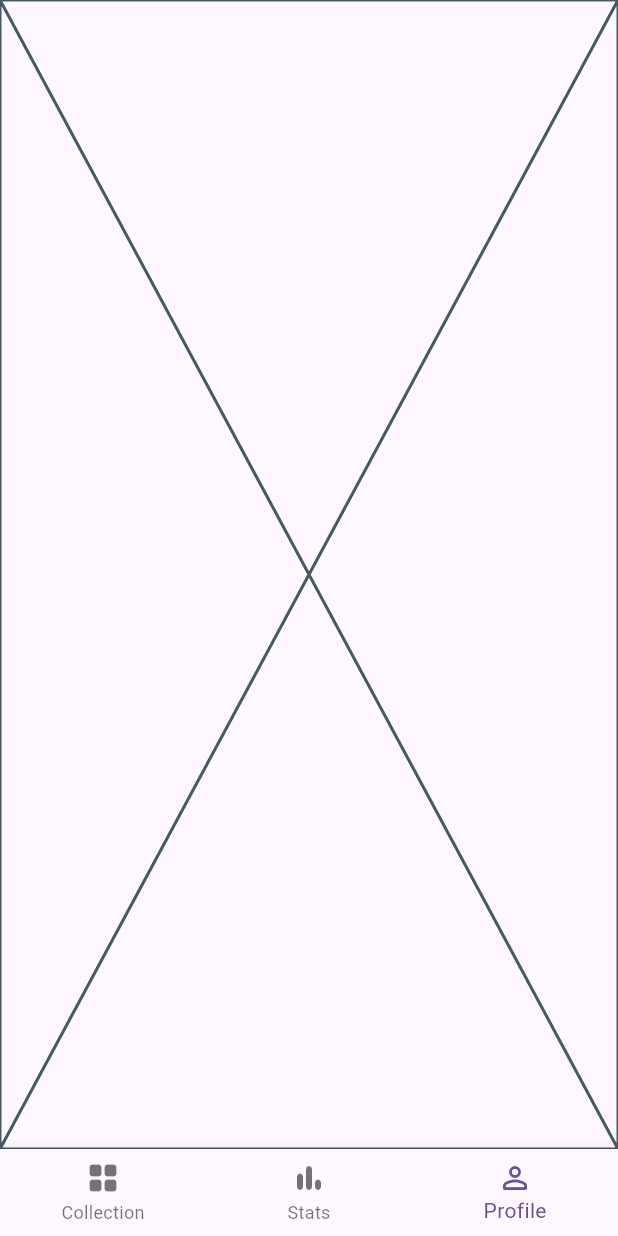
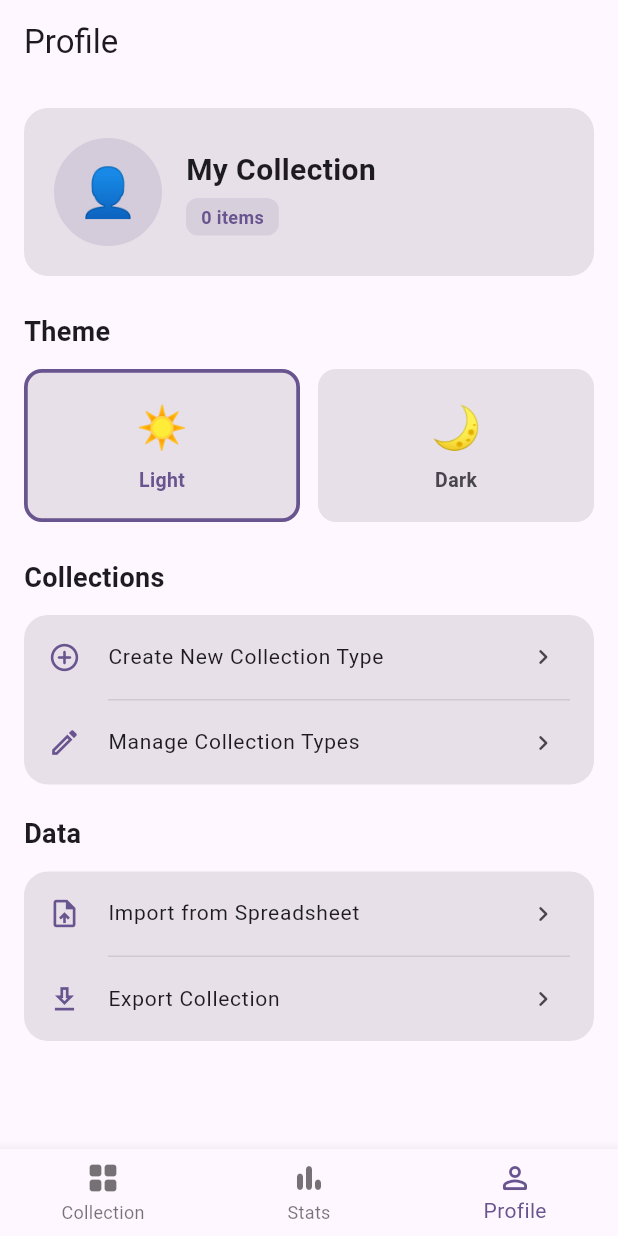
Before and after one commit to ScottBaroni/media_collection_app, a Flutter app: the screen it shows after launch, item 3 of the bottom bar chosen, on a phone screen of 412 x 824 dp. Run offline on Flutter 3.47's test engine with Material 3 defaults, Android fonts, the phone set to English and light mode, and no system bars; our stand-ins replace sqflite; accounts and stored records are empty.

Commit message:
Implemented profile screen with theme switcher and settings

```diff
--- a/lib/main.dart
+++ b/lib/main.dart
@@ -1,6 +1,7 @@
 import 'package:flutter/material.dart';
 import 'package:provider/provider.dart';
 import 'providers/collection_provider.dart';
+import 'providers/settings_provider.dart';
 import 'screens/shell_screen.dart';
 
 void main() {
@@ -12,17 +13,18 @@ class MediaShelfApp extends StatelessWidget {
 
   @override
   Widget build(BuildContext context) {
-    return ChangeNotifierProvider(
-      create: (_) =>
-      CollectionProvider()
-        ..loadData(),
-      child: MaterialApp(
-        title: 'MediaShelf',
-        debugShowCheckedModeBanner: false,
-        theme: ThemeData(
-          colorScheme: ColorScheme.fromSeed(seedColor: Colors.deepPurple),
+    return MultiProvider(
+      providers: [
+        ChangeNotifierProvider(create: (_) => CollectionProvider()..loadData()),
+        ChangeNotifierProvider(create: (_) => SettingsProvider()),
+      ],
+      child: Consumer<SettingsProvider>(
+        builder: (context, settings, _) => MaterialApp(
+          title: 'MediaShelf',
+          debugShowCheckedModeBanner: false,
+          theme: settings.themeData,
+          home: const ShellScreen(),
         ),
-        home: const ShellScreen(),
       ),
     );
   }
--- /dev/null
+++ b/lib/providers/settings_provider.dart
@@ -0,0 +1,37 @@
+import 'package:flutter/material.dart';
+
+enum AppTheme { light, dark }
+
+class SettingsProvider extends ChangeNotifier {
+  AppTheme _theme = AppTheme.light;
+
+  AppTheme get theme => _theme;
+
+  bool get isDark => _theme == AppTheme.dark;
+
+  void setTheme(AppTheme theme) {
+    _theme = theme;
+    notifyListeners();
+  }
+
+  ThemeData get themeData {
+    switch (_theme) {
+      case AppTheme.light:
+        return ThemeData(
+          brightness: Brightness.light,
+          colorScheme: ColorScheme.fromSeed(
+            seedColor: Colors.deepPurple,
+            brightness: Brightness.light,
+          ),
+        );
+      case AppTheme.dark:
+        return ThemeData(
+          brightness: Brightness.dark,
+          colorScheme: ColorScheme.fromSeed(
+            seedColor: Colors.deepPurple,
+            brightness: Brightness.dark,
+          ),
+        );
+    }
+  }
+}
--- /dev/null
+++ b/lib/screens/profile_screen.dart
@@ -0,0 +1,284 @@
+import 'package:flutter/material.dart';
+import 'package:provider/provider.dart';
+import '../providers/settings_provider.dart';
+import '../providers/collection_provider.dart';
+
+class ProfileScreen extends StatelessWidget {
+  const ProfileScreen({super.key});
+
+  @override
+  Widget build(BuildContext context) {
+    final settings = context.watch<SettingsProvider>();
+    final collection = context.watch<CollectionProvider>();
+
+    return Scaffold(
+      appBar: AppBar(title: const Text('Profile')),
+      body: ListView(
+        padding: const EdgeInsets.all(16),
+        children: [
+
+          // User Card
+          Container(
+            padding: const EdgeInsets.all(20),
+            decoration: BoxDecoration(
+              color: Theme.of(context).colorScheme.surfaceContainerHighest,
+              borderRadius: BorderRadius.circular(16),
+            ),
+            child: Row(
+              children: [
+                CircleAvatar(
+                  radius: 36,
+                  backgroundColor: Theme.of(context).colorScheme.primary.withValues(alpha: 0.15),
+                  child: const Text('👤', style: TextStyle(fontSize: 32)),
+                ),
+                const SizedBox(width: 16),
+                Column(
+                  crossAxisAlignment: CrossAxisAlignment.start,
+                  children: [
+                    const Text(
+                      'My Collection',
+                      style: TextStyle(fontSize: 20, fontWeight: FontWeight.w700),
+                    ),
+                    const SizedBox(height: 4),
+                    Container(
+                      padding: const EdgeInsets.symmetric(horizontal: 10, vertical: 4),
+                      decoration: BoxDecoration(
+                        color: Theme.of(context).colorScheme.primary.withValues(alpha: 0.12),
+                        borderRadius: BorderRadius.circular(8),
+                      ),
+                      child: Text(
+                        '${collection.totalItems} items',
+                        style: TextStyle(
+                          fontSize: 12,
+                          fontWeight: FontWeight.w600,
+                          color: Theme.of(context).colorScheme.primary,
+                        ),
+                      ),
+                    ),
+                  ],
+                ),
+              ],
+            ),
+          ),
+          const SizedBox(height: 24),
+
+          // Theme
+          const Text(
+            'Theme',
+            style: TextStyle(fontSize: 18, fontWeight: FontWeight.w700),
+          ),
+          const SizedBox(height: 12),
+          _ThemePicker(
+            current: settings.theme,
+            onChanged: (theme) => context.read<SettingsProvider>().setTheme(theme),
+          ),
+          const SizedBox(height: 24),
+
+          // Collections
+          const Text(
+            'Collections',
+            style: TextStyle(fontSize: 18, fontWeight: FontWeight.w700),
+          ),
+          const SizedBox(height: 12),
+          _SettingsGroup(
+            items: [
+              _SettingsItem(
+                icon: Icons.add_circle_outline_rounded,
+                label: 'Create New Collection Type',
+                onTap: () {}, // TODO
+              ),
+              _SettingsItem(
+                icon: Icons.edit_outlined,
+                label: 'Manage Collection Types',
+                onTap: () {}, // TODO
+              ),
+            ],
+          ),
+          const SizedBox(height: 20),
+
+          // Data
+          const Text(
+            'Data',
+            style: TextStyle(fontSize: 18, fontWeight: FontWeight.w700),
+          ),
+          const SizedBox(height: 12),
+          _SettingsGroup(
+            items: [
+              _SettingsItem(
+                icon: Icons.upload_file_outlined,
+                label: 'Import from Spreadsheet',
+                onTap: () {}, // TODO
+              ),
+              _SettingsItem(
+                icon: Icons.download_outlined,
+                label: 'Export Collection',
+                onTap: () {}, // TODO
+              ),
+            ],
+          ),
+        ],
+      ),
+    );
+  }
+}
+
+// Theme Picker
+
+class _ThemePicker extends StatelessWidget {
+  final AppTheme current;
+  final ValueChanged<AppTheme> onChanged;
+
+  const _ThemePicker({required this.current, required this.onChanged});
+
+  @override
+  Widget build(BuildContext context) {
+    return Row(
+      children: [
+        Expanded(
+          child: _ThemeOption(
+            label: 'Light',
+            emoji: '☀️',
+            isSelected: current == AppTheme.light,
+            onTap: () => onChanged(AppTheme.light),
+          ),
+        ),
+        const SizedBox(width: 12),
+        Expanded(
+          child: _ThemeOption(
+            label: 'Dark',
+            emoji: '🌙',
+            isSelected: current == AppTheme.dark,
+            onTap: () => onChanged(AppTheme.dark),
+          ),
+        ),
+      ],
+    );
+  }
+}
+
+class _ThemeOption extends StatelessWidget {
+  final String label;
+  final String emoji;
+  final bool isSelected;
+  final VoidCallback onTap;
+
+  const _ThemeOption({
+    required this.label,
+    required this.emoji,
+    required this.isSelected,
+    required this.onTap,
+  });
+
+  @override
+  Widget build(BuildContext context) {
+    return GestureDetector(
+      onTap: onTap,
+      child: AnimatedContainer(
+        duration: const Duration(milliseconds: 200),
+        padding: const EdgeInsets.symmetric(vertical: 16),
+        decoration: BoxDecoration(
+          color: Theme.of(context).colorScheme.surfaceContainerHighest,
+          borderRadius: BorderRadius.circular(12),
+          border: Border.all(
+            color: isSelected
+                ? Theme.of(context).colorScheme.primary
+                : Colors.transparent,
+            width: 2.5,
+          ),
+        ),
+        child: Column(
+          children: [
+            Text(emoji, style: const TextStyle(fontSize: 28)),
+            const SizedBox(height: 6),
+            Text(
+              label,
+              style: TextStyle(
+                fontSize: 13,
+                fontWeight: FontWeight.w600,
+                color: isSelected
+                    ? Theme.of(context).colorScheme.primary
+                    : Theme.of(context).colorScheme.onSurfaceVariant,
+              ),
+            ),
+          ],
+        ),
+      ),
+    );
+  }
+}
+
+// Settings Group
+
+class _SettingsItem {
+  final IconData icon;
+  final String label;
+  final VoidCallback onTap;
+  final bool isDestructive;
+
+  const _SettingsItem({
+    required this.icon,
+    required this.label,
+    required this.onTap,
+    this.isDestructive = false,
+  });
+}
+
+class _SettingsGroup extends StatelessWidget {
+  final List<_SettingsItem> items;
+  const _SettingsGroup({required this.items});
+
+  @override
+  Widget build(BuildContext context) {
+    return Container(
+      decoration: BoxDecoration(
+        color: Theme.of(context).colorScheme.surfaceContainerHighest,
+        borderRadius: BorderRadius.circular(16),
+      ),
+      child: Column(
+        children: items.asMap().entries.map((entry) {
+          final index = entry.key;
+          final item = entry.value;
+          final isLast = index == items.length - 1;
+          return Column(
+            children: [
+              ListTile(
+                leading: Icon(
+                  item.icon,
+                  color: item.isDestructive
+                      ? Colors.red
+                      : Theme.of(context).colorScheme.primary,
+                  size: 22,
+                ),
+                title: Text(
+                  item.label,
+                  style: TextStyle(
+                    fontSize: 14,
+                    color: item.isDestructive ? Colors.red : null,
+                  ),
+                ),
+                trailing: item.isDestructive
+                    ? null
+                    : Icon(
+                  Icons.chevron_right_rounded,
+                  color: Theme.of(context).colorScheme.onSurfaceVariant,
+                  size: 20,
+                ),
+                onTap: item.onTap,
+              ),
+              if (!isLast)
+                Divider(
+                  height: 1,
+                  indent: 56,
+                  endIndent: 16,
+                  color: Theme.of(context)
+                      .colorScheme
+                      .onSurfaceVariant
+                      .withValues(alpha: 0.15),
+                ),
+            ],
+          );
+        }).toList(),
+      ),
+    );
+  }
+}
--- a/lib/screens/shell_screen.dart
+++ b/lib/screens/shell_screen.dart
@@ -1,6 +1,7 @@
 import 'package:flutter/material.dart';
 import 'collection_screen.dart';
 import 'stats_screen.dart';
+import 'profile_screen.dart';
 
 class ShellScreen extends StatefulWidget {
   const ShellScreen({super.key});
@@ -17,7 +18,7 @@ class _ShellScreenState extends State<ShellScreen> {
     final screens = [
       const CollectionScreen(),
       const StatsScreen(),
-      const Placeholder(),
+      const ProfileScreen(),
     ];
 
     return Scaffold(
```
